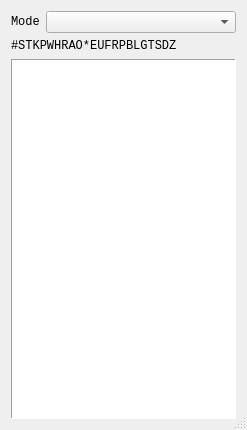
Above: plover/gui_qt/paper_tape.ui from openstenoproject/plover before the change. Below: the same form after it.
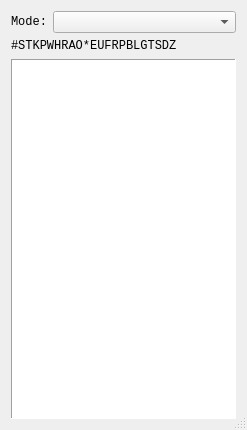
That is the form after the change. Icons and pictures are not drawn.

Commit message: gui_qt/paper_tape: improve accessibility

The edit to the form file:
```diff
--- a/plover/gui_qt/paper_tape.ui
+++ b/plover/gui_qt/paper_tape.ui
@@ -27,7 +27,10 @@
      <item row="0" column="0">
       <widget class="QLabel" name="label">
        <property name="text">
-        <string>Mode</string>
+        <string>Mode:</string>
+       </property>
+       <property name="buddy">
+        <cstring>styles</cstring>
        </property>
       </widget>
      </item>
```
Left out of the diff: 21 changed lines with no effect on the pictures. The commit also changes 1 other file.
